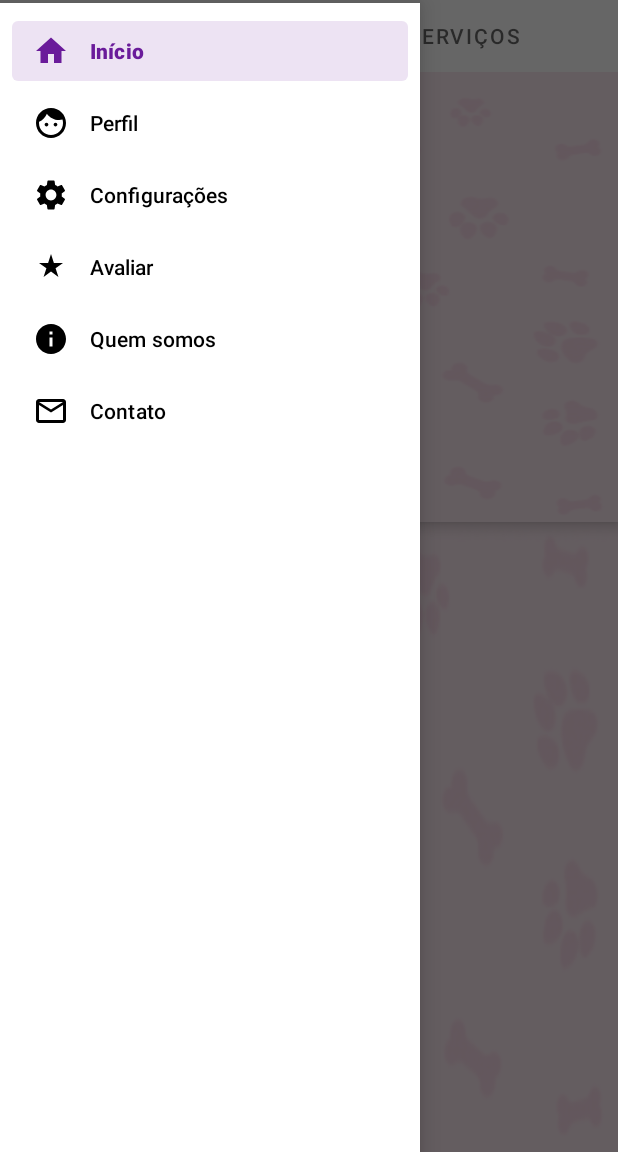
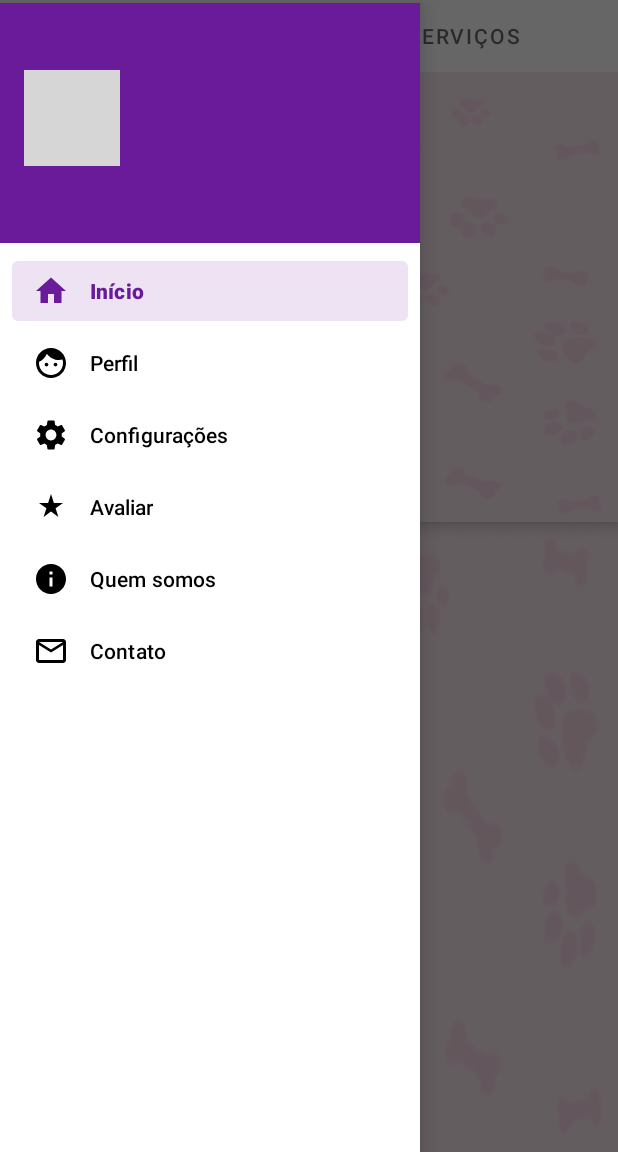
Before and after one commit to cavalcantewjr/PetApp, an Android app: the screen it shows after launch once a user with an empty profile is signed in (MenuActivity), with the side drawer open, on a phone screen of 412 x 824 dp, the part 84-1236 px from its top. Run offline under Robolectric (Android 15) with nearby library versions, the phone set to English and light mode, and no system bars; our stand-ins replace ButterKnife, Firebase (no records; nobody signed in at launch, a user with empty details on screens opened directly), Picasso, Timber, Volley; libraries missing offline, so code that uses them is left out: com.facebook, com.facebook.login; 3 statements that could not run were skipped; grey boxes are pictures that could not be loaded.

Commit message:
- Login facebook + firebase

```diff
--- a/app/src/main/java/br/com/ipet/ui/activity/CadastroActivity.java
+++ b/app/src/main/java/br/com/ipet/ui/activity/CadastroActivity.java
@@ -55,6 +55,7 @@ public class CadastroActivity extends AppCompatActivity {
         cadastrarButton.setOnClickListener(new View.OnClickListener() {
             @Override
             public void onClick(View view) {
+                // TODO: persistir novo usuário no firebase
                 PetAppApplication.usuario = new Usuario();
                 PetAppApplication.usuario.nome = usuarioEditText.getText().toString();
                 PetAppApplication.usuario.email = emailEditText.getText().toString();
--- a/app/src/main/java/br/com/ipet/ui/activity/LoginActivity.java
+++ b/app/src/main/java/br/com/ipet/ui/activity/LoginActivity.java
@@ -2,17 +2,34 @@ package br.com.ipet.ui.activity;
 
 import android.content.Intent;
 import android.os.Bundle;
+import android.support.annotation.NonNull;
 import android.support.design.button.MaterialButton;
 import android.support.design.widget.TextInputEditText;
 import android.support.design.widget.TextInputLayout;
 import android.support.v7.app.AppCompatActivity;
 import android.view.View;
+import android.widget.Toast;
+
+import com.facebook.AccessToken;
+import com.facebook.CallbackManager;
+import com.facebook.FacebookCallback;
+import com.facebook.FacebookException;
+import com.facebook.login.LoginResult;
+import com.facebook.login.widget.LoginButton;
+import com.google.android.gms.tasks.OnCompleteListener;
+import com.google.android.gms.tasks.Task;
+import com.google.firebase.auth.AuthCredential;
+import com.google.firebase.auth.AuthResult;
+import com.google.firebase.auth.FacebookAuthProvider;
+import com.google.firebase.auth.FirebaseAuth;
+import com.google.firebase.auth.FirebaseUser;
 
 import br.com.ipet.PetAppApplication;
 import br.com.ipet.R;
 import br.com.ipet.database.entities.Usuario;
 import butterknife.BindView;
 import butterknife.ButterKnife;
+import timber.log.Timber;
 
 public class LoginActivity extends AppCompatActivity {
 
@@ -26,21 +43,54 @@ public class LoginActivity extends AppCompatActivity {
     @BindView(R.id.password_edit_text)
     TextInputEditText passwordEditText;
 
+    @BindView(R.id.button_facebook_login)
+    LoginButton facebookButton;
+
     @BindView(R.id.entrar_button)
     MaterialButton entrarButton;
     @BindView(R.id.cadastrar_button)
     MaterialButton cadastrarButton;
 
+    private CallbackManager facebookCallbackManager;
+    private FirebaseAuth firebaseAuth;
+
     @Override
     protected void onCreate(Bundle savedInstanceState) {
         super.onCreate(savedInstanceState);
 
-        if(PetAppApplication.usuario != null){
+        firebaseAuth = FirebaseAuth.getInstance();
+        facebookCallbackManager = CallbackManager.Factory.create();
+
+//        firebaseAuth.signOut();
+//        LoginManager.getInstance().logOut();
+
+        FirebaseUser firebaseUser = firebaseAuth.getCurrentUser();
+        // TODO: usar login do firebase
+        if (firebaseUser != null || PetAppApplication.usuario != null) {
             navegarParaMenu();
         }
 
         setContentView(R.layout.activity_login);
         ButterKnife.bind(this);
+
+        facebookButton.setReadPermissions("email", "public_profile");
+        facebookButton.registerCallback(facebookCallbackManager, new FacebookCallback<LoginResult>() {
+            @Override
+            public void onSuccess(LoginResult loginResult) {
+                Timber.d("facebook:onSuccess:" + loginResult);
+                handleFacebookAccessToken(loginResult.getAccessToken());
+            }
+
+            @Override
+            public void onCancel() {
+                Timber.d("facebook:onCancel");
+            }
+
+            @Override
+            public void onError(FacebookException error) {
+                Timber.e(error, "facebook:onError");
+            }
+        });
 
         cadastrarButton.setOnClickListener(new View.OnClickListener() {
             @Override
@@ -51,6 +101,7 @@ public class LoginActivity extends AppCompatActivity {
         entrarButton.setOnClickListener(new View.OnClickListener() {
             @Override
             public void onClick(View view) {
+                // TODO: usar login do firebase
                 PetAppApplication.usuario = new Usuario();
                 PetAppApplication.usuario.nome = usuarioEditText.getText().toString();
                 PetAppApplication.usuario.senha = passwordEditText.getText().toString();
@@ -60,15 +111,42 @@ public class LoginActivity extends AppCompatActivity {
         });
     }
 
-    private void navegarParaCadastro(){
+    @Override
+    protected void onActivityResult(int requestCode, int resultCode, Intent data) {
+        super.onActivityResult(requestCode, resultCode, data);
+
+        facebookCallbackManager.onActivityResult(requestCode, resultCode, data);
+    }
+
+    private void navegarParaCadastro() {
         Intent intent = new Intent(this, CadastroActivity.class);
         startActivity(intent);
     }
 
-    private void navegarParaMenu(){
+    private void navegarParaMenu() {
         Intent intent = new Intent(this, MenuActivity.class);
         intent.setFlags(Intent.FLAG_ACTIVITY_NEW_TASK | Intent.FLAG_ACTIVITY_CLEAR_TASK);
         startActivity(intent);
         finish();
     }
+
+    private void handleFacebookAccessToken(AccessToken token) {
+        Timber.d("handleFacebookAccessToken:%s", token);
+
+        AuthCredential credential = FacebookAuthProvider.getCredential(token.getToken());
+        firebaseAuth.signInWithCredential(credential)
+                .addOnCompleteListener(this, new OnCompleteListener<AuthResult>() {
+                    @Override
+                    public void onComplete(@NonNull Task<AuthResult> task) {
+                        if (task.isSuccessful()) {
+                            Timber.d("signInWithCredential:success");
+                            FirebaseUser user = firebaseAuth.getCurrentUser();
+                            navegarParaMenu();
+                        } else {
+                            Timber.w(task.getException(), "signInWithCredential:failure");
+                            Toast.makeText(LoginActivity.this, "Login com o facebook falhou.", Toast.LENGTH_SHORT).show();
+                        }
+                    }
+                });
+    }
 }
--- a/app/src/main/java/br/com/ipet/ui/activity/MenuActivity.java
+++ b/app/src/main/java/br/com/ipet/ui/activity/MenuActivity.java
@@ -12,9 +12,17 @@ import android.support.v7.app.ActionBarDrawerToggle;
 import android.support.v7.app.AppCompatActivity;
 import android.support.v7.widget.Toolbar;
 import android.view.MenuItem;
+import android.view.View;
+import android.widget.ImageView;
+import android.widget.TextView;
 import android.widget.Toast;
 
+import com.google.firebase.auth.FirebaseAuth;
+import com.google.firebase.auth.FirebaseUser;
+import com.squareup.picasso.Picasso;
+
 import br.com.ipet.R;
+import br.com.ipet.infrastructure.image.picasso.transform.CircleTransform;
 import br.com.ipet.ui.fragment.ConfiguracoesFragment;
 import br.com.ipet.ui.fragment.ContatoFragment;
 import br.com.ipet.ui.fragment.PerfilFragment;
@@ -32,10 +40,12 @@ public class MenuActivity extends AppCompatActivity {
     @BindView(R.id.toolbar)
     public Toolbar toolbar;
 
+    private FirebaseAuth firebaseAuth;
+
     @Override
     protected void onCreate(Bundle savedInstanceState) {
         super.onCreate(savedInstanceState);
-        setContentView(R.layout.activity_main);
+        setContentView(R.layout.activity_menu);
         ButterKnife.bind(this);
 
         getSupportFragmentManager()
@@ -64,6 +74,15 @@ public class MenuActivity extends AppCompatActivity {
                 return false;
             }
         });
+        View headerLayout = navigationView.getHeaderView(0);
+
+        firebaseAuth = FirebaseAuth.getInstance();
+        FirebaseUser firebaseUser = firebaseAuth.getCurrentUser();
+
+        TextView navHeaderText = headerLayout.findViewById(R.id.nav_header_textView);
+        ImageView navHeaderImage = headerLayout.findViewById(R.id.nav_header_imageView);
+        navHeaderText.setText(firebaseUser.getDisplayName());
+        Picasso.get().load(firebaseUser.getPhotoUrl()).transform(new CircleTransform()).into(navHeaderImage);
 
         setSupportActionBar(toolbar);
         ActionBarDrawerToggle drawerToggle = new ActionBarDrawerToggle(this, drawerLayout, toolbar, R.string.app_name, R.string.app_name);
--- a/app/src/main/res/layout/activity_main.xml
+++ b/app/src/main/res/layout/activity_menu.xml
@@ -30,6 +30,7 @@
             android:layout_height="match_parent"
             android:layout_gravity="start"
             android:layout_marginTop="2dp"
+            app:headerLayout="@layout/nav_header"
             app:menu="@menu/toolbar_menu" />
 
     </android.support.v4.widget.DrawerLayout>
--- /dev/null
+++ b/app/src/main/res/layout/nav_header.xml
@@ -0,0 +1,28 @@
+<?xml version="1.0" encoding="utf-8"?>
+<LinearLayout xmlns:android="http://schemas.android.com/apk/res/android"
+    android:id="@+id/nav_header"
+    android:layout_width="match_parent"
+    android:layout_height="160dp"
+    android:background="@color/colorPrimary"
+    android:clickable="true"
+    android:focusable="true"
+    android:foreground="?attr/selectableItemBackgroundBorderless"
+    android:gravity="bottom"
+    android:orientation="vertical"
+    android:padding="16dp"
+    android:theme="@style/ThemeOverlay.AppCompat.Dark">
+
+    <ImageView
+        android:id="@+id/nav_header_imageView"
+        android:layout_width="64dp"
+        android:layout_height="64dp"
+        android:src="@mipmap/ic_launcher_round" />
+
+    <TextView
+        android:id="@+id/nav_header_textView"
+        android:layout_width="match_parent"
+        android:layout_height="wrap_content"
+        android:paddingTop="16dp"
+        android:text="Nome do usuário"
+        android:textAppearance="@style/TextAppearance.AppCompat.Body1" />
+</LinearLayout>
--- a/app/src/main/res/values/strings.xml
+++ b/app/src/main/res/values/strings.xml
@@ -1,5 +1,8 @@
 <resources>
     <string name="app_name">IPet</string>
+
+    <string name="facebook_app_id">332830167473125</string>
+    <string name="fb_login_protocol_scheme">fb332830167473125</string>
 
     <string name="login_hint_username">Usuário</string>
     <string name="login_hint_password">Senha</string>
```
Also changed, not shown: app/build.gradle (+6 -3 lines), app/src/main/AndroidManifest.xml (+9 -0 lines), app/src/main/java/br/com/ipet/infrastructure/image/picasso/transform/CircleTransform.java (added, +43 -0 lines), app/src/main/res/layout/activity_login.xml (+7 -3 lines).
